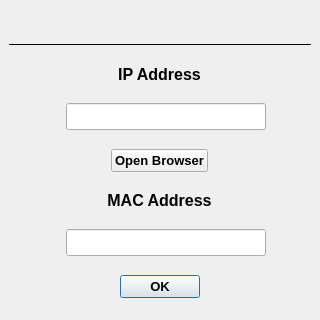
First picture: the form in src/ui/forms/confirmation.ui, repository bitcap-co/bitcap-ipr, before the edit.
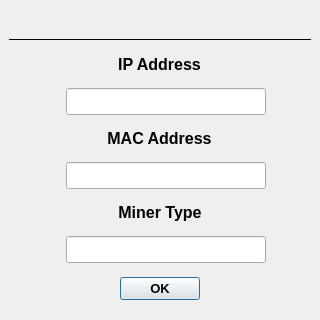
Second picture: the form after the edit.

Commit message: add miner type field to confirmation

Patch:
```diff
--- a/src/ui/forms/confirmation.ui
+++ b/src/ui/forms/confirmation.ui
@@ -89,77 +89,6 @@
     <property name="bottomMargin">
      <number>9</number>
     </property>
-    <item row="6" column="0" alignment="Qt::AlignmentFlag::AlignHCenter">
-     <widget class="QWidget" name="hwrapper_2" native="true">
-      <property name="sizePolicy">
-       <sizepolicy hsizetype="Fixed" vsizetype="Fixed">
-        <horstretch>0</horstretch>
-        <verstretch>0</verstretch>
-       </sizepolicy>
-      </property>
-      <layout class="QHBoxLayout" name="horizontalLayout_2">
-       <property name="leftMargin">
-        <number>0</number>
-       </property>
-       <property name="topMargin">
-        <number>0</number>
-       </property>
-       <property name="rightMargin">
-        <number>0</number>
-       </property>
-       <property name="bottomMargin">
-        <number>0</number>
-       </property>
-       <item>
-        <widget class="QLabel" name="macLogo">
-         <property name="sizePolicy">
-          <sizepolicy hsizetype="Fixed" vsizetype="Fixed">
-           <horstretch>0</horstretch>
-           <verstretch>0</verstretch>
-          </sizepolicy>
-         </property>
-         <property name="text">
-          <string/>
-         </property>
-        </widget>
-       </item>
-       <item>
-        <widget class="QLineEdit" name="lineMACField">
-         <property name="enabled">
-          <bool>true</bool>
-         </property>
-         <property name="sizePolicy">
-          <sizepolicy hsizetype="Fixed" vsizetype="Fixed">
-           <horstretch>0</horstretch>
-           <verstretch>0</verstretch>
-          </sizepolicy>
-         </property>
-         <property name="minimumSize">
-          <size>
-           <width>200</width>
-           <height>0</height>
-          </size>
-         </property>
-         <property name="font">
-          <font>
-           <pointsize>12</pointsize>
-           <bold>false</bold>
-          </font>
-         </property>
-         <property name="text">
-          <string/>
-         </property>
-         <property name="alignment">
-          <set>Qt::AlignmentFlag::AlignCenter</set>
-         </property>
-         <property name="readOnly">
-          <bool>true</bool>
-         </property>
-        </widget>
-       </item>
-      </layout>
-     </widget>
-    </item>
     <item row="0" column="0">
      <widget class="Line" name="line">
       <property name="sizePolicy">
@@ -176,8 +105,8 @@
       </property>
      </widget>
     </item>
-    <item row="1" column="0" alignment="Qt::AlignmentFlag::AlignHCenter">
-     <widget class="QLabel" name="label">
+    <item row="6" column="0">
+     <widget class="QLabel" name="label_3">
       <property name="sizePolicy">
        <sizepolicy hsizetype="Preferred" vsizetype="Fixed">
         <horstretch>0</horstretch>
@@ -191,7 +120,7 @@
        </font>
       </property>
       <property name="text">
-       <string>IP Address</string>
+       <string>Miner Type</string>
       </property>
       <property name="alignment">
        <set>Qt::AlignmentFlag::AlignCenter</set>
@@ -277,26 +206,174 @@
       </layout>
      </widget>
     </item>
-    <item row="4" column="0" alignment="Qt::AlignmentFlag::AlignHCenter">
-     <widget class="QPushButton" name="actionOpenBrowser">
+    <item row="1" column="0" alignment="Qt::AlignmentFlag::AlignHCenter">
+     <widget class="QLabel" name="label">
       <property name="sizePolicy">
-       <sizepolicy hsizetype="Fixed" vsizetype="Fixed">
+       <sizepolicy hsizetype="Preferred" vsizetype="Fixed">
         <horstretch>0</horstretch>
         <verstretch>0</verstretch>
        </sizepolicy>
       </property>
       <property name="font">
        <font>
-        <pointsize>10</pointsize>
+        <pointsize>12</pointsize>
         <bold>true</bold>
        </font>
       </property>
       <property name="text">
-       <string>Open Browser</string>
+       <string>IP Address</string>
       </property>
+      <property name="alignment">
+       <set>Qt::AlignmentFlag::AlignCenter</set>
+      </property>
+      <property name="StyleClass" stdset="0">
+       <string>setText</string>
+      </property>
+     </widget>
+    </item>
+    <item row="7" column="0" alignment="Qt::AlignmentFlag::AlignHCenter">
+     <widget class="QWidget" name="hwrapper_3" native="true">
+      <property name="sizePolicy">
+       <sizepolicy hsizetype="Fixed" vsizetype="Fixed">
+        <horstretch>0</horstretch>
+        <verstretch>0</verstretch>
+       </sizepolicy>
+      </property>
+      <layout class="QHBoxLayout" name="horizontalLayout_3">
+       <property name="leftMargin">
+        <number>0</number>
+       </property>
+       <property name="topMargin">
+        <number>0</number>
+       </property>
+       <property name="rightMargin">
+        <number>0</number>
+       </property>
+       <property name="bottomMargin">
+        <number>0</number>
+       </property>
+       <item>
+        <widget class="QLabel" name="typeLogo">
+         <property name="sizePolicy">
+          <sizepolicy hsizetype="Fixed" vsizetype="Fixed">
+           <horstretch>0</horstretch>
+           <verstretch>0</verstretch>
+          </sizepolicy>
+         </property>
+         <property name="text">
+          <string/>
+         </property>
+        </widget>
+       </item>
+       <item>
+        <widget class="QLineEdit" name="lineASICField">
+         <property name="enabled">
+          <bool>true</bool>
+         </property>
+         <property name="sizePolicy">
+          <sizepolicy hsizetype="Fixed" vsizetype="Fixed">
+           <horstretch>0</horstretch>
+           <verstretch>0</verstretch>
+          </sizepolicy>
+         </property>
+         <property name="minimumSize">
+          <size>
+           <width>200</width>
+           <height>0</height>
+          </size>
+         </property>
+         <property name="font">
+          <font>
+           <pointsize>12</pointsize>
+           <bold>false</bold>
+          </font>
+         </property>
+         <property name="text">
+          <string/>
+         </property>
+         <property name="alignment">
+          <set>Qt::AlignmentFlag::AlignCenter</set>
+         </property>
+         <property name="readOnly">
+          <bool>true</bool>
+         </property>
+        </widget>
+       </item>
+      </layout>
      </widget>
     </item>
     <item row="5" column="0" alignment="Qt::AlignmentFlag::AlignHCenter">
+     <widget class="QWidget" name="hwrapper_2" native="true">
+      <property name="sizePolicy">
+       <sizepolicy hsizetype="Fixed" vsizetype="Fixed">
+        <horstretch>0</horstretch>
+        <verstretch>0</verstretch>
+       </sizepolicy>
+      </property>
+      <layout class="QHBoxLayout" name="horizontalLayout_2">
+       <property name="leftMargin">
+        <number>0</number>
+       </property>
+       <property name="topMargin">
+        <number>0</number>
+       </property>
+       <property name="rightMargin">
+        <number>0</number>
+       </property>
+       <property name="bottomMargin">
+        <number>0</number>
+       </property>
+       <item>
+        <widget class="QLabel" name="macLogo">
+         <property name="sizePolicy">
+          <sizepolicy hsizetype="Fixed" vsizetype="Fixed">
+           <horstretch>0</horstretch>
+           <verstretch>0</verstretch>
+          </sizepolicy>
+         </property>
+         <property name="text">
+          <string/>
+         </property>
+        </widget>
+       </item>
+       <item>
+        <widget class="QLineEdit" name="lineMACField">
+         <property name="enabled">
+          <bool>true</bool>
+         </property>
+         <property name="sizePolicy">
+          <sizepolicy hsizetype="Fixed" vsizetype="Fixed">
+           <horstretch>0</horstretch>
+           <verstretch>0</verstretch>
+          </sizepolicy>
+         </property>
+         <property name="minimumSize">
+          <size>
+           <width>200</width>
+           <height>0</height>
+          </size>
+         </property>
+         <property name="font">
+          <font>
+           <pointsize>12</pointsize>
+           <bold>false</bold>
+          </font>
+         </property>
+         <property name="text">
+          <string/>
+         </property>
+         <property name="alignment">
+          <set>Qt::AlignmentFlag::AlignCenter</set>
+         </property>
+         <property name="readOnly">
+          <bool>true</bool>
+         </property>
+        </widget>
+       </item>
+      </layout>
+     </widget>
+    </item>
+    <item row="4" column="0" alignment="Qt::AlignmentFlag::AlignHCenter">
      <widget class="QLabel" name="label_2">
       <property name="sizePolicy">
        <sizepolicy hsizetype="Preferred" vsizetype="Fixed">
@@ -321,7 +398,7 @@
       </property>
      </widget>
     </item>
-    <item row="7" column="0" alignment="Qt::AlignmentFlag::AlignHCenter">
+    <item row="8" column="0" alignment="Qt::AlignmentFlag::AlignHCenter">
      <widget class="QPushButton" name="accept">
       <property name="sizePolicy">
        <sizepolicy hsizetype="Fixed" vsizetype="Fixed">
```
The commit also changes 1 other file.
